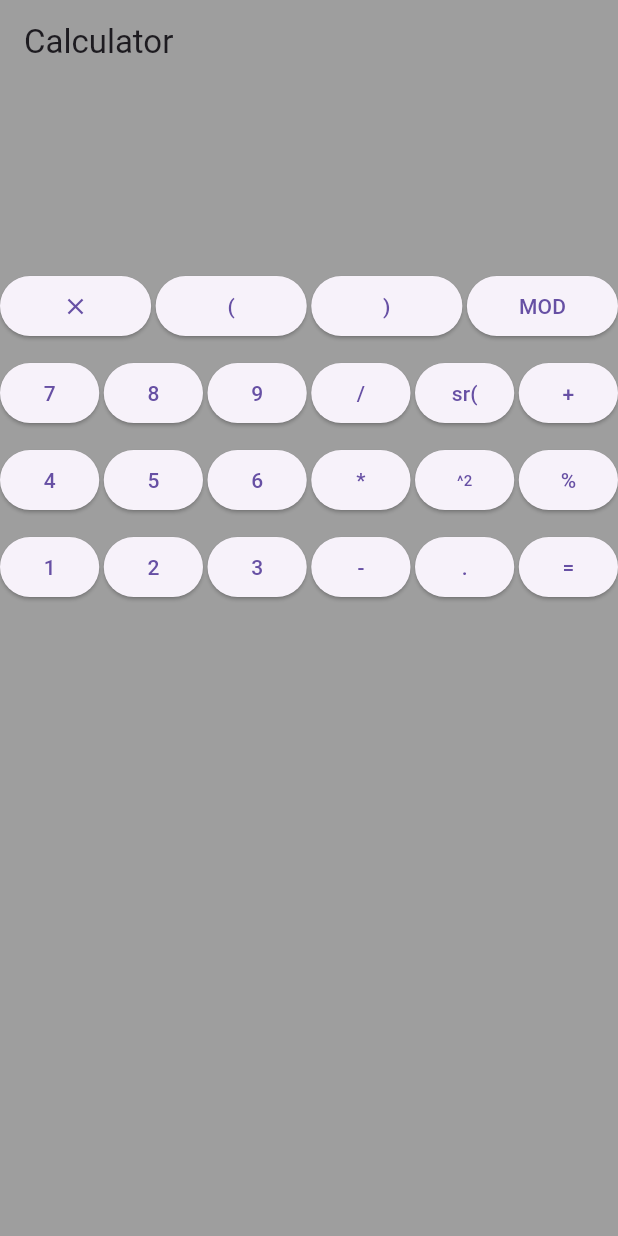
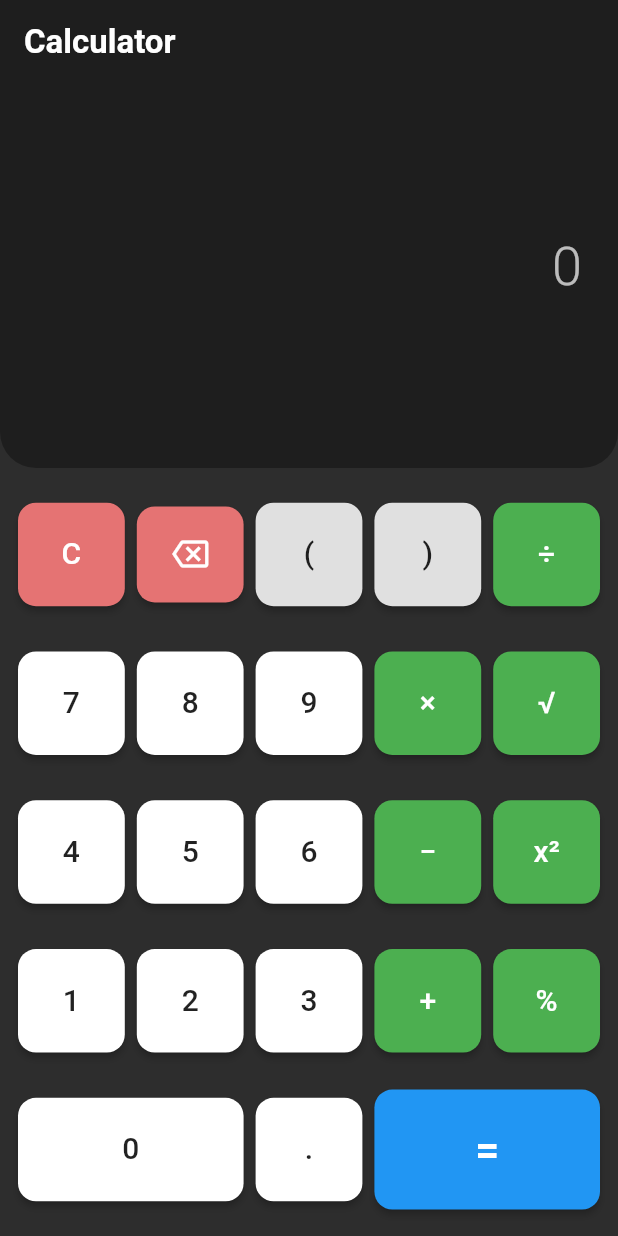
Before and after one commit to Thameur03/FlutterCalculator, a Flutter app: the screen it shows after launch, on a phone screen of 412 x 824 dp. Run offline on Flutter 3.47's test engine with Material 3 defaults, Android fonts, the phone set to English and light mode, and no system bars; our stand-ins replace math_expressions.

Commit message:
Better Version

```diff
--- a/lib/pages/calculator.dart
+++ b/lib/pages/calculator.dart
@@ -9,15 +9,28 @@ class Calculator extends StatefulWidget {
 }
 
 class _CalculatorState extends State<Calculator> {
+  String calc = '';
+  String res = '';
+
   void calculateResult() {
+    if (calc.isEmpty) return;
+
     try {
+      // Replace % with /100 for percentage calculations
+      String expression = calc.replaceAll('%', '/100');
+
       GrammarParser p = GrammarParser();
-      Expression exp = p.parse(calc);
+      Expression exp = p.parse(expression);
       ContextModel cm = ContextModel();
       double eval = exp.evaluate(EvaluationType.REAL, cm);
 
       setState(() {
-        res = eval.toString();
+        // Format result: remove trailing zeros for whole numbers
+        if (eval == eval.truncateToDouble()) {
+          res = eval.toInt().toString();
+        } else {
+          res = eval.toStringAsFixed(8).replaceAll(RegExp(r'0+$'), '').replaceAll(RegExp(r'\.$'), '');
+        }
       });
     } catch (e) {
       setState(() {
@@ -26,266 +39,347 @@ class _CalculatorState extends State<Calculator> {
     }
   }
 
-  String calc = '';
+  void appendToCalc(String value) {
+    setState(() {
+      calc += value;
+    });
+  }
 
-  String res = '';
-  @override
-  Widget build(BuildContext context) {
-    return MaterialApp(
-      debugShowCheckedModeBanner: false,
-      home: Scaffold(
-        backgroundColor: Colors.grey,
-        appBar: AppBar(title: Text("Calculator"), backgroundColor: Colors.grey),
-        body: Column(
-          children: [
-            Row(children: [Text(calc,style:TextStyle(fontSize: 30,fontWeight:FontWeight.bold),textAlign: TextAlign.right,)]),
-            Row(children:[ SizedBox(height:10)]),
-            Row(children: [Text(res)]),
-            Row(children:[ SizedBox(height:50)]),
-            Row(
-              spacing:3,
-              children: [
-
-                Expanded(
-                  child: ElevatedButton.icon(
-                    onPressed: () {
+  void clear() {
     setState(() {
       calc = '';
       res = '';
     });
-                    },
-                    label: Icon(Icons.clear),
+  }
+
+  void backspace() {
+    if (calc.isNotEmpty) {
+      setState(() {
+        calc = calc.substring(0, calc.length - 1);
+      });
+    }
+  }
+
+  Widget buildButton({
+    required String label,
+    required VoidCallback onPressed,
+    Color? backgroundColor,
+    Color? textColor,
+    IconData? icon,
+  }) {
+    return Expanded(
+      child: Padding(
+        padding: const EdgeInsets.all(4.0),
+        child: ElevatedButton(
+          onPressed: onPressed,
+          style: ElevatedButton.styleFrom(
+            backgroundColor: backgroundColor ?? Colors.white,
+            foregroundColor: textColor ?? Colors.black87,
+            padding: const EdgeInsets.symmetric(vertical: 20),
+            shape: RoundedRectangleBorder(
+              borderRadius: BorderRadius.circular(12),
+            ),
+            elevation: 2,
+          ),
+          child: icon != null
+              ? Icon(icon, size: 24)
+              : Text(
+                  label,
+                  style: const TextStyle(
+                    fontSize: 20,
+                    fontWeight: FontWeight.w500,
                   ),
                 ),
-                Expanded(
-                  child: ElevatedButton(
-                    onPressed: () {
-                      setState(() {
-                        calc += '(';
-                      });
-                    },
-                    child: Text('('),
         ),
       ),
+    );
+  }
+
+  @override
+  Widget build(BuildContext context) {
+    const operatorColor = Color(0xFF4CAF50);
+    const operatorTextColor = Colors.white;
+    const numberColor = Colors.white;
+    const specialColor = Color(0xFFE57373);
+    const specialTextColor = Colors.white;
+
+    return Scaffold(
+      backgroundColor: const Color(0xFF2D2D2D),
+      appBar: AppBar(
+        title: const Text(
+          "Calculator",
+          style: TextStyle(fontWeight: FontWeight.bold),
+        ),
+        backgroundColor: const Color(0xFF1E1E1E),
+        foregroundColor: Colors.white,
+        elevation: 0,
+      ),
+      body: Column(
+        children: [
+          // Display Area
           Expanded(
-                  child: ElevatedButton(
-                    onPressed: () {
-                      setState(() {
-                        calc += (')');
-                      });
-                    },
-                    child: Text(')'),
+            flex: 2,
+            child: Container(
+              width: double.infinity,
+              padding: const EdgeInsets.all(24),
+              decoration: const BoxDecoration(
+                color: Color(0xFF1E1E1E),
+                borderRadius: BorderRadius.only(
+                  bottomLeft: Radius.circular(24),
+                  bottomRight: Radius.circular(24),
                 ),
               ),
-                Expanded(
-                  child: ElevatedButton(
-                    onPressed: () {
-                      setState(() {});
-                    },
-                    child: Text('MOD'),
+              child: Column(
+                mainAxisAlignment: MainAxisAlignment.end,
+                crossAxisAlignment: CrossAxisAlignment.end,
+                children: [
+                  SingleChildScrollView(
+                    scrollDirection: Axis.horizontal,
+                    reverse: true,
+                    child: Text(
+                      calc.isEmpty ? '0' : calc,
+                      style: const TextStyle(
+                        fontSize: 36,
+                        fontWeight: FontWeight.w300,
+                        color: Colors.white70,
+                      ),
+                    ),
+                  ),
+                  const SizedBox(height: 16),
+                  SingleChildScrollView(
+                    scrollDirection: Axis.horizontal,
+                    reverse: true,
+                    child: Text(
+                      res.isEmpty ? '' : '= $res',
+                      style: const TextStyle(
+                        fontSize: 48,
+                        fontWeight: FontWeight.bold,
+                        color: Colors.white,
+                      ),
                     ),
                   ),
                 ],
               ),
-            Row(children:[ SizedBox(height:10)]),
-            Row(
-              spacing:3,
+            ),
+          ),
+
+          // Button Area
+          Expanded(
+            flex: 4,
+            child: Padding(
+              padding: const EdgeInsets.all(8.0),
+              child: Column(
+                children: [
+                  // Row 1: Clear, Backspace, (, ), /
+                  Expanded(
+                    child: Row(
+                      children: [
+                        buildButton(
+                          label: 'C',
+                          onPressed: clear,
+                          backgroundColor: specialColor,
+                          textColor: specialTextColor,
+                        ),
+                        buildButton(
+                          label: '⌫',
+                          onPressed: backspace,
+                          backgroundColor: specialColor,
+                          textColor: specialTextColor,
+                          icon: Icons.backspace_outlined,
+                        ),
+                        buildButton(
+                          label: '(',
+                          onPressed: () => appendToCalc('('),
+                          backgroundColor: Colors.grey[300],
+                        ),
+                        buildButton(
+                          label: ')',
+                          onPressed: () => appendToCalc(')'),
+                          backgroundColor: Colors.grey[300],
+                        ),
+                        buildButton(
+                          label: '÷',
+                          onPressed: () => appendToCalc('/'),
+                          backgroundColor: operatorColor,
+                          textColor: operatorTextColor,
+                        ),
+                      ],
+                    ),
+                  ),
+
+                  // Row 2: 7, 8, 9, *, sqrt
+                  Expanded(
+                    child: Row(
+                      children: [
+                        buildButton(
+                          label: '7',
+                          onPressed: () => appendToCalc('7'),
+                          backgroundColor: numberColor,
+                        ),
+                        buildButton(
+                          label: '8',
+                          onPressed: () => appendToCalc('8'),
+                          backgroundColor: numberColor,
+                        ),
+                        buildButton(
+                          label: '9',
+                          onPressed: () => appendToCalc('9'),
+                          backgroundColor: numberColor,
+                        ),
+                        buildButton(
+                          label: '×',
+                          onPressed: () => appendToCalc('*'),
+                          backgroundColor: operatorColor,
+                          textColor: operatorTextColor,
+                        ),
+                        buildButton(
+                          label: '√',
+                          onPressed: () => appendToCalc('sqrt('),
+                          backgroundColor: operatorColor,
+                          textColor: operatorTextColor,
+                        ),
+                      ],
+                    ),
+                  ),
+
+                  // Row 3: 4, 5, 6, -, ^2
+                  Expanded(
+                    child: Row(
+                      children: [
+                        buildButton(
+                          label: '4',
+                          onPressed: () => appendToCalc('4'),
+                          backgroundColor: numberColor,
+                        ),
+                        buildButton(
+                          label: '5',
+                          onPressed: () => appendToCalc('5'),
+                          backgroundColor: numberColor,
+                        ),
+                        buildButton(
+                          label: '6',
+                          onPressed: () => appendToCalc('6'),
+                          backgroundColor: numberColor,
+                        ),
+                        buildButton(
+                          label: '−',
+                          onPressed: () => appendToCalc('-'),
+                          backgroundColor: operatorColor,
+                          textColor: operatorTextColor,
+                        ),
+                        buildButton(
+                          label: 'x²',
+                          onPressed: () => appendToCalc('^2'),
+                          backgroundColor: operatorColor,
+                          textColor: operatorTextColor,
+                        ),
+                      ],
+                    ),
+                  ),
+
+                  // Row 4: 1, 2, 3, +, %
+                  Expanded(
+                    child: Row(
+                      children: [
+                        buildButton(
+                          label: '1',
+                          onPressed: () => appendToCalc('1'),
+                          backgroundColor: numberColor,
+                        ),
+                        buildButton(
+                          label: '2',
+                          onPressed: () => appendToCalc('2'),
+                          backgroundColor: numberColor,
+                        ),
+                        buildButton(
+                          label: '3',
+                          onPressed: () => appendToCalc('3'),
+                          backgroundColor: numberColor,
+                        ),
+                        buildButton(
+                          label: '+',
+                          onPressed: () => appendToCalc('+'),
+                          backgroundColor: operatorColor,
+                          textColor: operatorTextColor,
+                        ),
+                        buildButton(
+                          label: '%',
+                          onPressed: () => appendToCalc('%'),
+                          backgroundColor: operatorColor,
+                          textColor: operatorTextColor,
+                        ),
+                      ],
+                    ),
+                  ),
+
+                  // Row 5: 0, ., =
+                  Expanded(
+                    child: Row(
                       children: [
                         Expanded(
+                          flex: 2,
+                          child: Padding(
+                            padding: const EdgeInsets.all(4.0),
                             child: ElevatedButton(
-                    onPressed: () {
-                      setState(() {
-                        calc += ('7');
-                      });
-                    },
-                    child: Text('7'),
+                              onPressed: () => appendToCalc('0'),
+                              style: ElevatedButton.styleFrom(
+                                backgroundColor: numberColor,
+                                foregroundColor: Colors.black87,
+                                padding: const EdgeInsets.symmetric(vertical: 20),
+                                shape: RoundedRectangleBorder(
+                                  borderRadius: BorderRadius.circular(12),
+                                ),
+                                elevation: 2,
+                              ),
+                              child: const Text(
+                                '0',
+                                style: TextStyle(
+                                  fontSize: 20,
+                                  fontWeight: FontWeight.w500,
                                 ),
                               ),
-                Expanded(
-                  child: ElevatedButton(
-                    onPressed: () {
-                      setState(() {
-                        calc += '8';
-                      });
-                    },
-                    child: Text('8'),
                             ),
                           ),
+                        ),
+                        buildButton(
+                          label: '.',
+                          onPressed: () => appendToCalc('.'),
+                          backgroundColor: numberColor,
+                        ),
                         Expanded(
+                          flex: 2,
+                          child: Padding(
+                            padding: const EdgeInsets.all(4.0),
                             child: ElevatedButton(
-                    onPressed: () {
-                      setState(() {
-                        calc += '9';
-                      });
-                    },
-                    child: Text('9'),
+                              onPressed: calculateResult,
+                              style: ElevatedButton.styleFrom(
+                                backgroundColor: const Color(0xFF2196F3),
+                                foregroundColor: Colors.white,
+                                padding: const EdgeInsets.symmetric(vertical: 20),
+                                shape: RoundedRectangleBorder(
+                                  borderRadius: BorderRadius.circular(12),
+                                ),
+                                elevation: 2,
+                              ),
+                              child: const Text(
+                                '=',
+                                style: TextStyle(
+                                  fontSize: 28,
+                                  fontWeight: FontWeight.bold,
                                 ),
                               ),
-                Expanded(
-                  child: ElevatedButton(
-                    onPressed: () {
-                      setState(() {
-                        calc += '/';
-                      });
-                    },
-                    child: Text('/'),
                             ),
-                ),
-                Expanded(
-                  child: ElevatedButton(
-                    onPressed: () {
-                      setState(() {
-                        calc += 'sqrt(';
-                      });
-                    },
-                    child: Text('sr('),
-                  ),
-                ),
-                Expanded(
-                  child: ElevatedButton(
-                    onPressed: () {
-                      setState(() {
-                        calc += '+';
-                      });
-                    },
-                    child: Text('+'),
                           ),
                         ),
                       ],
                     ),
-            Row(children:[ SizedBox(height:10)]),
-            Row(
-              spacing:3,
-              children: [
-                Expanded(
-                  child: ElevatedButton(
-                    onPressed: () {
-                      setState(() {
-                        calc += '4';
-                      });
-                    },
-                    child: Text('4'),
                   ),
+                ],
               ),
-                Expanded(
-                  child: ElevatedButton(
-                    onPressed: () {
-                      setState(() {
-                        calc += '5';
-                      });
-                    },
-                    child: Text('5'),
-                  ),
-                ),
-                Expanded(
-                  child: ElevatedButton(
-                    onPressed: () {
-                      setState(() {
-                        calc += '6';
-                      });
-                    },
-                    child: Text('6'),
-                  ),
-                ),
-                Expanded(
-                  child: ElevatedButton(
-                    onPressed: () {
-                      setState(() {
-                        calc += '*';
-                      });
-                    },
-                    child: Text('*'),
-                  ),
-                ),
-                Expanded(
-                  child: ElevatedButton(
-                    onPressed: () {
-                      setState(() {
-                        calc += '^2';
-                      });
-                    },
-                    child: Text('^2', style: TextStyle(fontSize: 10)),
-                  ),
-                ),
-                Expanded(
-                  child: ElevatedButton(
-                    onPressed: () {
-                      setState(() {
-                        calc += '%';
-                      });
-                    },
-                    child: Text('%'),
             ),
           ),
         ],
       ),
-            Row(children:[ SizedBox(height:10)]),
-            Row(
-              spacing:3,
-              children: [
-                Expanded(
-                  child: ElevatedButton(
-                    onPressed: () {
-                      setState(() {
-                        calc += '1';
-                      });
-                    },
-                    child: Text('1'),
-                  ),
-                ),
-                Expanded(
-                  child: ElevatedButton(
-                    onPressed: () {
-                      setState(() {
-                        calc += '2';
-                      });
-                    },
-                    child: Text('2'),
-                  ),
-                ),
-                Expanded(
-                  child: ElevatedButton(
-                    onPressed: () {
-                      setState(() {
-                        calc += '3';
-                      });
-                    },
-                    child: Text('3'),
-                  ),
-                ),
-                Expanded(
-                  child: ElevatedButton(
-                    onPressed: () {
-                      setState(() {
-                        calc += '-';
-                      });
-                    },
-                    child: Text('-'),
-                  ),
-                ),
-                Expanded(
-                  child: ElevatedButton(
-                    onPressed: () {
-                      setState(() {
-                        calc += '.';
-                      });
-                    },
-                    child: Text('.'),
-                  ),
-                ),
-                Expanded(
-                  child: ElevatedButton(
-                    onPressed: () {
-                      calculateResult();
-                    },
-                    child: Text('='),
-                  ),
-                ),
-              ],
-            ),
-          ],
-        ),
-      ),
     );
   }
 }
```
Lines whose indentation alone changed are shown as unchanged.
